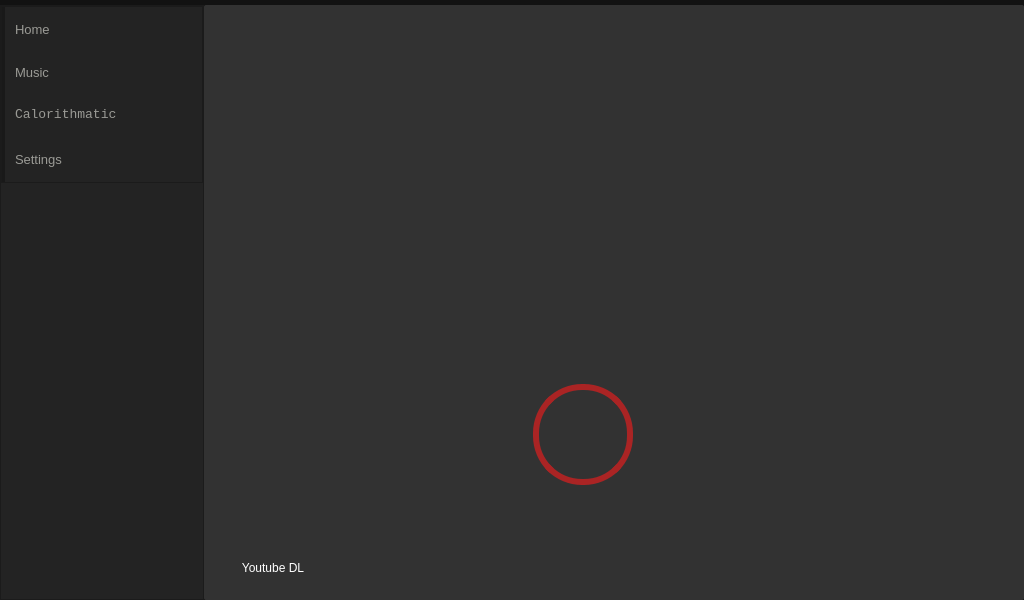
Old version of the form main/main.ui in the repository AlexeCPU/thePhridge.
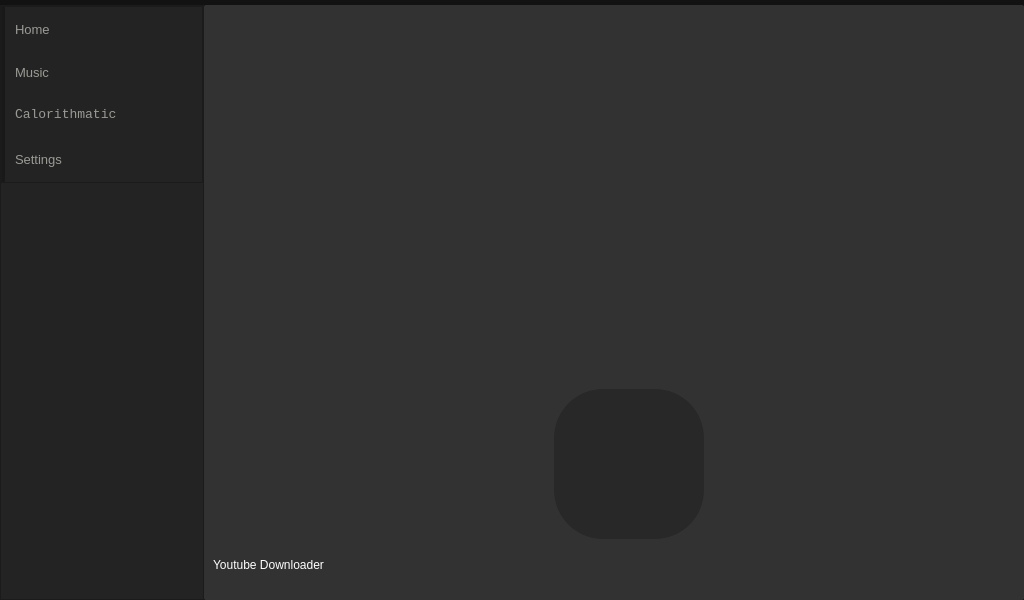
New version of the form. The open tabs and pages were chosen to show the change. Icons and pictures are not drawn. Custom widgets are drawn as their Qt base class.

What changed in the file:
```diff
--- a/main/main.ui
+++ b/main/main.ui
@@ -417,80 +417,173 @@
           <number>2</number>
          </property>
          <widget class="QWidget" name="musicpage">
-          <widget class="QPushButton" name="openYTDL">
+          <widget class="QWidget" name="verticalLayoutWidget">
            <property name="geometry">
             <rect>
-             <x>10</x>
-             <y>540</y>
-             <width>100</width>
-             <height>27</height>
+             <x>0</x>
+             <y>0</y>
+             <width>801</width>
+             <height>571</height>
             </rect>
            </property>
-           <property name="styleSheet">
-            <string notr="true">color:white;</string>
-           </property>
-           <property name="text">
-            <string>Youtube DL</string>
-           </property>
-          </widget>
-          <widget class="QPushButton" name="audPlay">
-           <property name="geometry">
-            <rect>
-             <x>320</x>
-             <y>370</y>
-             <width>100</width>
-             <height>101</height>
-            </rect>
-           </property>
-           <property name="styleSheet">
-            <string notr="true">QPushButton {
-color: rgb(170, 36, 36);
-border: 6px solid;
-border-radius: 49%;
-border-color:rgb(170, 36, 36)}</string>
-           </property>
-           <property name="text">
-            <string/>
-           </property>
-           <property name="icon">
-            <iconset>
-             <normaloff>icons/music.svg</normaloff>icons/music.svg</iconset>
-           </property>
-           <property name="iconSize">
-            <size>
-             <width>64</width>
-             <height>64</height>
-            </size>
-           </property>
-          </widget>
-          <widget class="QWidget" name="coverArt" native="true">
-           <property name="geometry">
-            <rect>
-             <x>300</x>
-             <y>120</y>
-             <width>161</width>
-             <height>171</height>
-            </rect>
-           </property>
-           <widget class="QLabel" name="coverArtPix">
-            <property name="geometry">
-             <rect>
-              <x>-2</x>
-              <y>0</y>
-              <width>171</width>
-              <height>171</height>
-             </rect>
-            </property>
-            <property name="text">
-             <string/>
-            </property>
-            <property name="pixmap">
-             <pixmap>icons/Phil.png</pixmap>
-            </property>
-            <property name="scaledContents">
-             <bool>true</bool>
-            </property>
-           </widget>
+           <layout class="QVBoxLayout" name="verticalLayout_5">
+            <item>
+             <layout class="QHBoxLayout" name="horizontalLayout_2">
+              <item>
+               <widget class="QWebEnginePage" name="webview">
+                <property name="sizePolicy">
+                 <sizepolicy hsizetype="Expanding" vsizetype="Expanding">
+                  <horstretch>0</horstretch>
+                  <verstretch>0</verstretch>
+                 </sizepolicy>
+                </property>
+                <property name="frameShape">
+                 <enum>QFrame::StyledPanel</enum>
+                </property>
+                <property name="frameShadow">
+                 <enum>QFrame::Raised</enum>
+                </property>
+               </widget>
+              </item>
+             </layout>
+            </item>
+            <item>
+             <spacer name="verticalSpacer_6">
+              <property name="orientation">
+               <enum>Qt::Vertical</enum>
+              </property>
+              <property name="sizeType">
+               <enum>QSizePolicy::Fixed</enum>
+              </property>
+              <property name="sizeHint" stdset="0">
+               <size>
+                <width>20</width>
+                <height>20</height>
+               </size>
+              </property>
+             </spacer>
+            </item>
+            <item>
+             <layout class="QHBoxLayout" name="horizontalLayout_3">
+              <item>
+               <spacer name="horizontalSpacer_2">
+                <property name="orientation">
+                 <enum>Qt::Horizontal</enum>
+                </property>
+                <property name="sizeHint" stdset="0">
+                 <size>
+                  <width>40</width>
+                  <height>20</height>
+                 </size>
+                </property>
+               </spacer>
+              </item>
+              <item>
+               <spacer name="verticalSpacer_8">
+                <property name="orientation">
+                 <enum>Qt::Vertical</enum>
+                </property>
+                <property name="sizeType">
+                 <enum>QSizePolicy::Fixed</enum>
+                </property>
+                <property name="sizeHint" stdset="0">
+                 <size>
+                  <width>30</width>
+                  <height>30</height>
+                 </size>
+                </property>
+               </spacer>
+              </item>
+              <item>
+               <widget class="QPushButton" name="pushButton_2">
+                <property name="sizePolicy">
+                 <sizepolicy hsizetype="Fixed" vsizetype="Fixed">
+                  <horstretch>0</horstretch>
+                  <verstretch>0</verstretch>
+                 </sizepolicy>
+                </property>
+                <property name="minimumSize">
+                 <size>
+                  <width>150</width>
+                  <height>150</height>
+                 </size>
+                </property>
+                <property name="maximumSize">
+                 <size>
+                  <width>150</width>
+                  <height>150</height>
+                 </size>
+                </property>
+                <property name="styleSheet">
+                 <string notr="true">border-radius:49%;background-color:rgb(40,40,40)</string>
+                </property>
+                <property name="text">
+                 <string/>
+                </property>
+               </widget>
+              </item>
+              <item>
+               <spacer name="horizontalSpacer_4">
+                <property name="orientation">
+                 <enum>Qt::Horizontal</enum>
+                </property>
+                <property name="sizeHint" stdset="0">
+                 <size>
+                  <width>40</width>
+                  <height>20</height>
+                 </size>
+                </property>
+               </spacer>
+              </item>
+             </layout>
+            </item>
+            <item>
+             <layout class="QHBoxLayout" name="horizontalLayout_4">
+              <item>
+               <widget class="QPushButton" name="pushButton_3">
+                <property name="styleSheet">
+                 <string notr="true">color:white</string>
+                </property>
+                <property name="text">
+                 <string>Youtube Downloader</string>
+                </property>
+               </widget>
+              </item>
+              <item>
+               <spacer name="verticalSpacer_7">
+                <property name="orientation">
+                 <enum>Qt::Vertical</enum>
+                </property>
+                <property name="sizeType">
+                 <enum>QSizePolicy::Fixed</enum>
+                </property>
+                <property name="sizeHint" stdset="0">
+                 <size>
+                  <width>20</width>
+                  <height>40</height>
+                 </size>
+                </property>
+               </spacer>
+              </item>
+              <item>
+               <spacer name="horizontalSpacer_5">
+                <property name="orientation">
+                 <enum>Qt::Horizontal</enum>
+                </property>
+                <property name="sizeType">
+                 <enum>QSizePolicy::Expanding</enum>
+                </property>
+                <property name="sizeHint" stdset="0">
+                 <size>
+                  <width>40</width>
+                  <height>20</height>
+                 </size>
+                </property>
+               </spacer>
+              </item>
+             </layout>
+            </item>
+           </layout>
           </widget>
          </widget>
          <widget class="QWidget" name="homepage">
@@ -1316,6 +1409,14 @@
    </layout>
   </widget>
  </widget>
+ <customwidgets>
+  <customwidget>
+   <class>QWebEnginePage</class>
+   <extends>QFrame</extends>
+   <header>PySide2.QtWebEngineWidgets</header>
+   <container>1</container>
+  </customwidget>
+ </customwidgets>
  <tabstops>
   <tabstop>Music</tabstop>
   <tabstop>Home</tabstop>
```
Left out of the diff: 44 changed lines with no effect on the pictures.
